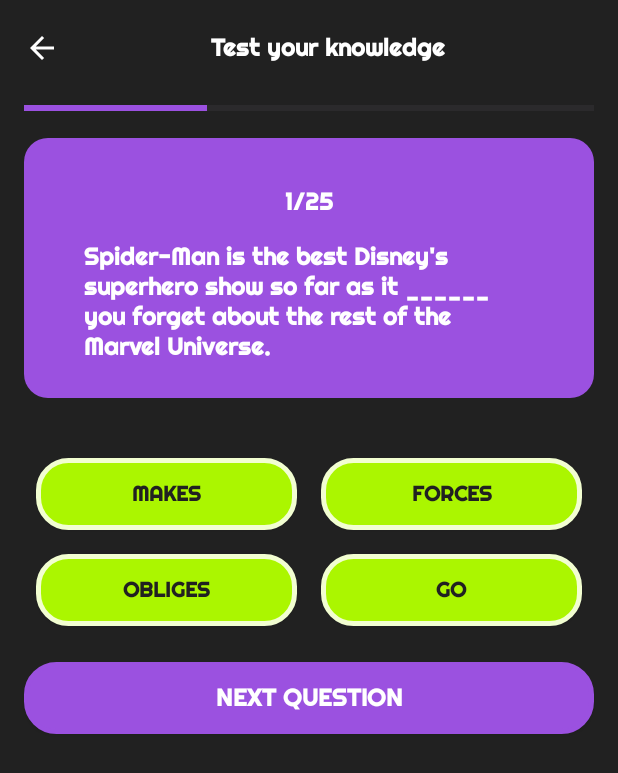
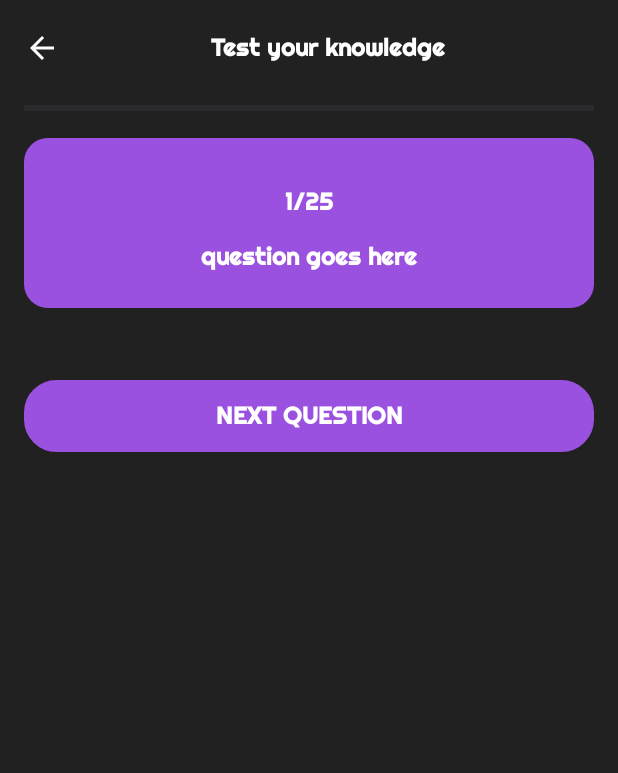
Before and after one commit to JSDevUno/CryptoLearnApp, an Android app: the layout activity_quiz.xml on its own in the app's theme, with its tools: preview values and no code run, on a phone screen of 412 x 824 dp. Shown: the top 773 px of the screen. Run offline under Robolectric (Android 15) with nearby library versions, the phone set to English and light mode, and no system bars; Roboto replaces fonts that are not available here.

Commit message:
tangine mo

```diff
--- a/app/src/main/AndroidManifest.xml
+++ b/app/src/main/AndroidManifest.xml
@@ -15,6 +15,9 @@
         android:supportsRtl="true"
         android:theme="@style/Theme.CryptoLearn"
         tools:targetApi="31">
+        <activity
+            android:name=".education.LessonContent"
+            android:exported="false" />
         <activity
             android:name=".education.Quiz"
             android:exported="false" />
--- a/app/src/main/res/layout/activity_quiz.xml
+++ b/app/src/main/res/layout/activity_quiz.xml
@@ -3,7 +3,7 @@
     android:layout_width="match_parent"
     android:layout_height="match_parent"
     android:background="@color/btn"
-    tools:context=".MainActivity">
+    tools:context=".education.Quiz">
 
     <RelativeLayout
         android:layout_width="match_parent"
@@ -51,18 +51,22 @@
             android:layout_width="match_parent"
             android:layout_height="8dp"
             android:layout_below="@id/header"
-            android:progress="32"
+            android:progress="0"
             android:max="100"
             android:progressTint="#9b51e0"
             android:layout_marginHorizontal="16dp"
             android:layout_marginTop="8dp"/>
 
-        <!-- Main Card Layout for Question -->
+        <LinearLayout
+            android:id="@+id/quizContainer"
+            android:layout_width="match_parent"
+            android:layout_height="wrap_content"
+            android:layout_below="@id/progress_bar"
+            android:orientation="vertical">
             <LinearLayout
                 android:id="@+id/question_card"
                 android:layout_width="match_parent"
                 android:layout_height="wrap_content"
-            android:layout_below="@id/progress_bar"
                 android:layout_marginStart="16dp"
                 android:layout_marginTop="16dp"
                 android:layout_marginEnd="16dp"
@@ -94,8 +98,8 @@
                     android:paddingHorizontal="16dp"
                     android:textAlignment="textStart"
                     android:fontFamily="@font/righteous"
-                android:text="Spider-Man is the best Disney's superhero show so far as it ______ you forget about the rest of the Marvel Universe."
-                android:textColor="#FFFFFF"
+                    android:text="question goes here"
+                    android:textColor="@color/white"
                     android:textSize="16sp" />
             </LinearLayout>
 
@@ -111,65 +115,14 @@
                 android:rowCount="2"
                 android:gravity="center">
 
-            <!-- Option 1 -->
-            <androidx.appcompat.widget.AppCompatButton
-                android:id="@+id/option1"
-                android:layout_width="0dp"
-                android:layout_height="wrap_content"
-                android:layout_columnWeight="1"
-                android:layout_rowWeight="1"
-                android:text="Makes"
-                android:textColor="@color/btn"
-                android:fontFamily="@font/righteous"
-                android:background="@drawable/camera_btn"
-                android:layout_margin="8dp" />
-
-            <!-- Option 2 -->
-            <androidx.appcompat.widget.AppCompatButton
-                android:id="@+id/option2"
-                android:layout_width="0dp"
-                android:layout_height="wrap_content"
-                android:layout_columnWeight="1"
-                android:layout_rowWeight="1"
-                android:text="Forces"
-                android:textColor="@color/btn"
-                android:fontFamily="@font/righteous"
-                android:background="@drawable/camera_btn"
-                android:layout_margin="8dp" />
-
-            <!-- Option 3 -->
-            <androidx.appcompat.widget.AppCompatButton
-                android:id="@+id/option3"
-                android:layout_width="0dp"
-                android:layout_height="wrap_content"
-                android:layout_columnWeight="1"
-                android:layout_rowWeight="1"
-                android:text="Obliges"
-                android:textColor="@color/btn"
-                android:fontFamily="@font/righteous"
-                android:background="@drawable/camera_btn"
-                android:layout_margin="8dp" />
-
-            <!-- Option 4 -->
-            <androidx.appcompat.widget.AppCompatButton
-                android:id="@+id/option4"
-                android:layout_width="0dp"
-                android:layout_height="wrap_content"
-                android:layout_columnWeight="1"
-                android:layout_rowWeight="1"
-                android:text="Go"
-                android:textColor="@color/btn"
-                android:fontFamily="@font/righteous"
-                android:background="@drawable/camera_btn"
-                android:layout_margin="8dp" />
             </GridLayout>
-
-        <!-- Next Question Button -->
+        </LinearLayout>
+        <!-- Main Card Layout for Question -->
         <androidx.appcompat.widget.AppCompatButton
             android:id="@+id/next_question_button"
             android:layout_width="match_parent"
             android:layout_height="wrap_content"
-            android:layout_below="@id/answer_options"
+            android:layout_below="@id/quizContainer"
             android:layout_marginStart="16dp"
             android:layout_marginTop="16dp"
             android:layout_marginEnd="16dp"
@@ -181,5 +134,6 @@
             android:fontFamily="@font/righteous"
             android:background="@drawable/camera_btn"
             android:textSize="16sp" />
+
     </RelativeLayout>
 </ScrollView>
```
Also changed, not shown: app/src/main/java/com/example/cryptoLearn/education/CategoryRepository.java (+86 -25 lines), app/src/main/java/com/example/cryptoLearn/education/LessonContent.java (added, +16 -0 lines), app/src/main/java/com/example/cryptoLearn/education/Lessons.java (+12 -0 lines), app/src/main/java/com/example/cryptoLearn/education/Quiz.java (+90 -2 lines), app/src/main/res/layout/activity_lesson_content.xml (added, +9 -0 lines), app/src/main/res/layout/activity_lessons.xml (+30 -3 lines). Lines whose indentation alone changed are shown as unchanged.
